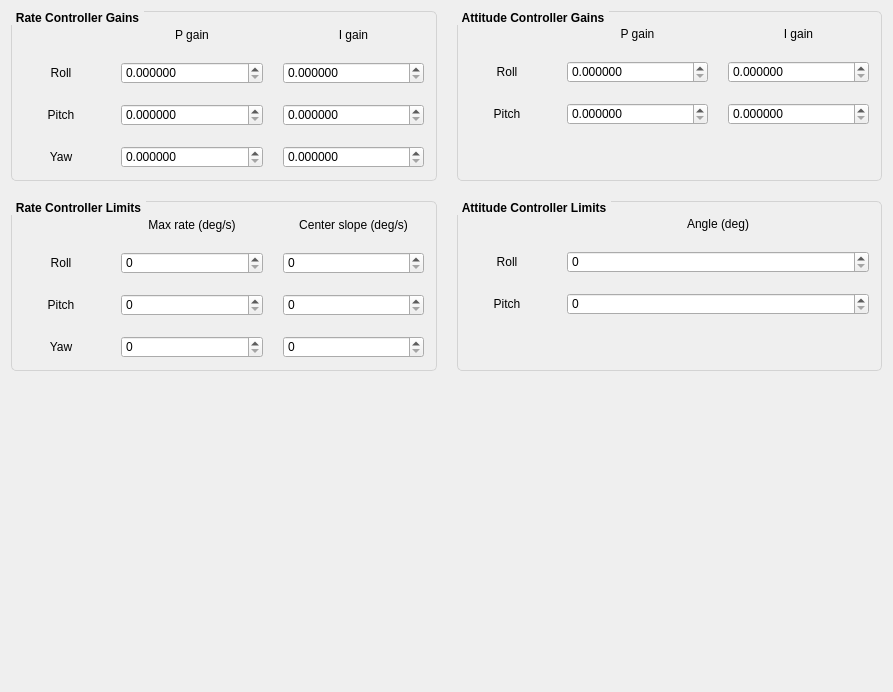
The window that ui_controller.ui (korken89/kfly_gui) describes before a commit, drawn with Qt 5.
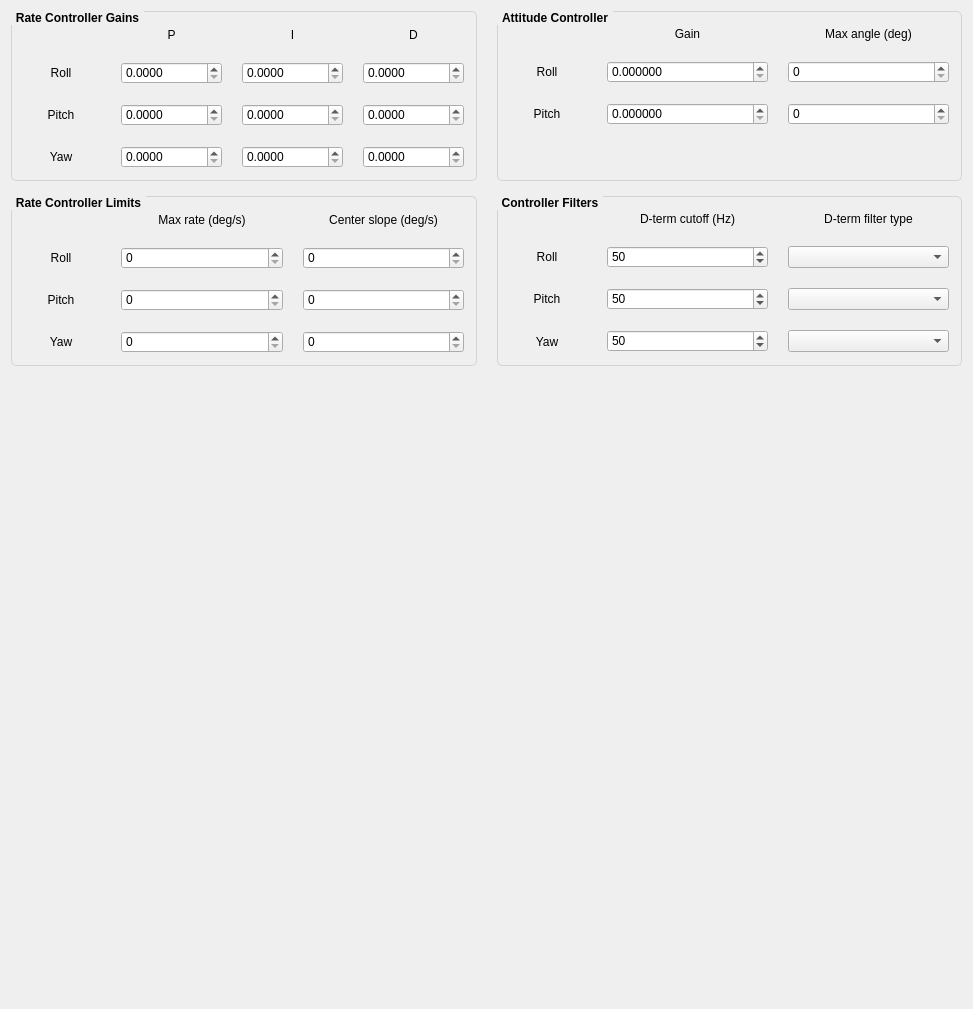
The same window after the commit. Custom widgets are drawn as their Qt base class.

Commit message: Added basic stuff for control filters

The edit to the form file:
```diff
--- a/ui_controller.ui
+++ b/ui_controller.ui
@@ -6,8 +6,8 @@
    <rect>
     <x>0</x>
     <y>0</y>
-    <width>893</width>
-    <height>692</height>
+    <width>973</width>
+    <height>1009</height>
    </rect>
   </property>
   <property name="windowTitle">
@@ -18,9 +18,35 @@
     <number>20</number>
    </property>
    <item>
-    <layout class="QHBoxLayout" name="horizontalLayout_8">
+    <layout class="QHBoxLayout" name="horizontalLayout_19">
+     <property name="leftMargin">
+      <number>0</number>
+     </property>
+     <property name="topMargin">
+      <number>0</number>
+     </property>
+     <property name="rightMargin">
+      <number>0</number>
+     </property>
+     <property name="bottomMargin">
+      <number>0</number>
+     </property>
+     <item>
+      <layout class="QVBoxLayout" name="verticalLayout_7">
      <property name="spacing">
-      <number>20</number>
+        <number>15</number>
+       </property>
+       <property name="leftMargin">
+        <number>0</number>
+       </property>
+       <property name="topMargin">
+        <number>0</number>
+       </property>
+       <property name="rightMargin">
+        <number>0</number>
+       </property>
+       <property name="bottomMargin">
+        <number>0</number>
      </property>
      <item>
       <widget class="QGroupBox" name="groupBox">
@@ -92,7 +118,7 @@
              </size>
             </property>
             <property name="text">
-             <string>P gain</string>
+               <string>P</string>
             </property>
             <property name="alignment">
              <set>Qt::AlignCenter</set>
@@ -108,7 +134,17 @@
              </size>
             </property>
             <property name="text">
-             <string>I gain</string>
+               <string>I</string>
+              </property>
+              <property name="alignment">
+               <set>Qt::AlignCenter</set>
+              </property>
+             </widget>
+            </item>
+            <item>
+             <widget class="QLabel" name="label_24">
+              <property name="text">
+               <string>D</string>
             </property>
             <property name="alignment">
              <set>Qt::AlignCenter</set>
@@ -138,7 +174,7 @@
           <item>
            <widget class="QDoubleSpinBox" name="spinRateRoll_p">
             <property name="decimals">
-             <number>6</number>
+               <number>4</number>
             </property>
             <property name="maximum">
              <double>100.000000000000000</double>
@@ -151,7 +187,20 @@
           <item>
            <widget class="QDoubleSpinBox" name="spinRateRoll_i">
             <property name="decimals">
-             <number>6</number>
+               <number>4</number>
+              </property>
+              <property name="maximum">
+               <double>100.000000000000000</double>
+              </property>
+              <property name="singleStep">
+               <double>0.001000000000000</double>
+              </property>
+             </widget>
+            </item>
+            <item>
+             <widget class="QDoubleSpinBox" name="doubleSpinBox">
+              <property name="decimals">
+               <number>4</number>
             </property>
             <property name="maximum">
              <double>100.000000000000000</double>
@@ -184,7 +233,7 @@
           <item>
            <widget class="QDoubleSpinBox" name="spinRatePitch_p">
             <property name="decimals">
-             <number>6</number>
+               <number>4</number>
             </property>
             <property name="maximum">
              <double>100.000000000000000</double>
@@ -197,7 +246,20 @@
           <item>
            <widget class="QDoubleSpinBox" name="spinRatePitch_i">
             <property name="decimals">
-             <number>6</number>
+               <number>4</number>
+              </property>
+              <property name="maximum">
+               <double>100.000000000000000</double>
+              </property>
+              <property name="singleStep">
+               <double>0.001000000000000</double>
+              </property>
+             </widget>
+            </item>
+            <item>
+             <widget class="QDoubleSpinBox" name="doubleSpinBox_2">
+              <property name="decimals">
+               <number>4</number>
             </property>
             <property name="maximum">
              <double>100.000000000000000</double>
@@ -230,7 +292,7 @@
           <item>
            <widget class="QDoubleSpinBox" name="spinRateYaw_p">
             <property name="decimals">
-             <number>6</number>
+               <number>4</number>
             </property>
             <property name="maximum">
              <double>100.000000000000000</double>
@@ -243,7 +305,7 @@
           <item>
            <widget class="QDoubleSpinBox" name="spinRateYaw_i">
             <property name="decimals">
-             <number>6</number>
+               <number>4</number>
             </property>
             <property name="maximum">
              <double>100.000000000000000</double>
@@ -253,125 +315,10 @@
             </property>
            </widget>
           </item>
-         </layout>
-        </item>
-       </layout>
-      </widget>
-     </item>
      <item>
-      <widget class="QGroupBox" name="groupBox_2">
-       <property name="maximumSize">
-        <size>
-         <width>16777215</width>
-         <height>16777215</height>
-        </size>
-       </property>
-       <property name="font">
-        <font>
-         <weight>75</weight>
-         <bold>true</bold>
-        </font>
-       </property>
-       <property name="styleSheet">
-        <string notr="true">QGroupBox { 
-  border: 1px solid lightgray; 
-  border-radius: 5px;
-  margin-top: 1ex;
-}
-
-QGroupBox::title {
-    subcontrol-origin: margin;
-    subcontrol-position: top left;
-    padding: 0 3px;
-}</string>
-       </property>
-       <property name="title">
-        <string>Attitude Controller Gains</string>
-       </property>
-       <layout class="QVBoxLayout" name="verticalLayout_2">
-        <property name="spacing">
-         <number>20</number>
-        </property>
-        <property name="topMargin">
-         <number>15</number>
-        </property>
-        <property name="rightMargin">
-         <number>12</number>
-        </property>
-        <property name="bottomMargin">
-         <number>12</number>
-        </property>
-        <item>
-         <layout class="QHBoxLayout" name="horizontalLayout_4">
-          <item>
-           <widget class="QLabel" name="label_10">
-            <property name="maximumSize">
-             <size>
-              <width>80</width>
-              <height>20</height>
-             </size>
-            </property>
-            <property name="text">
-             <string/>
-            </property>
-           </widget>
-          </item>
-          <item>
-           <widget class="QLabel" name="label_9">
-            <property name="maximumSize">
-             <size>
-              <width>16777215</width>
-              <height>20</height>
-             </size>
-            </property>
-            <property name="text">
-             <string>P gain</string>
-            </property>
-            <property name="alignment">
-             <set>Qt::AlignCenter</set>
-            </property>
-           </widget>
-          </item>
-          <item>
-           <widget class="QLabel" name="label_8">
-            <property name="maximumSize">
-             <size>
-              <width>16777215</width>
-              <height>20</height>
-             </size>
-            </property>
-            <property name="text">
-             <string>I gain</string>
-            </property>
-            <property name="alignment">
-             <set>Qt::AlignCenter</set>
-            </property>
-           </widget>
-          </item>
-         </layout>
-        </item>
-        <item>
-         <layout class="QHBoxLayout" name="horizontalLayout_5">
-          <item>
-           <widget class="QLabel" name="label_4">
-            <property name="maximumSize">
-             <size>
-              <width>80</width>
-              <height>16777215</height>
-             </size>
-            </property>
-            <property name="text">
-             <string>Roll</string>
-            </property>
-            <property name="alignment">
-             <set>Qt::AlignCenter</set>
-            </property>
-           </widget>
-          </item>
-          <item>
-           <widget class="QDoubleSpinBox" name="spinAttitudeRoll_p">
+             <widget class="QDoubleSpinBox" name="doubleSpinBox_3">
             <property name="decimals">
-             <number>6</number>
+               <number>4</number>
             </property>
             <property name="maximum">
              <double>100.000000000000000</double>
@@ -381,100 +328,11 @@
             </property>
            </widget>
           </item>
-          <item>
-           <widget class="QDoubleSpinBox" name="spinAttitudeRoll_i">
-            <property name="decimals">
-             <number>6</number>
-            </property>
-            <property name="maximum">
-             <double>100.000000000000000</double>
-            </property>
-            <property name="singleStep">
-             <double>0.001000000000000</double>
-            </property>
-           </widget>
-          </item>
-         </layout>
-        </item>
-        <item>
-         <layout class="QHBoxLayout" name="horizontalLayout_7">
-          <item>
-           <widget class="QLabel" name="label_11">
-            <property name="maximumSize">
-             <size>
-              <width>80</width>
-              <height>16777215</height>
-             </size>
-            </property>
-            <property name="text">
-             <string>Pitch</string>
-            </property>
-            <property name="alignment">
-             <set>Qt::AlignCenter</set>
-            </property>
-           </widget>
-          </item>
-          <item>
-           <widget class="QDoubleSpinBox" name="spinAttitudePitch_p">
-            <property name="decimals">
-             <number>6</number>
-            </property>
-            <property name="maximum">
-             <double>100.000000000000000</double>
-            </property>
-            <property name="singleStep">
-             <double>0.001000000000000</double>
-            </property>
-           </widget>
-          </item>
-          <item>
-           <widget class="QDoubleSpinBox" name="spinAttitudePitch_i">
-            <property name="decimals">
-             <number>6</number>
-            </property>
-            <property name="maximum">
-             <double>100.000000000000000</double>
-            </property>
-            <property name="singleStep">
-             <double>0.001000000000000</double>
-            </property>
-           </widget>
-          </item>
+           </layout>
+          </item>
          </layout>
-        </item>
-        <item>
-         <layout class="QHBoxLayout" name="horizontalLayout_9">
-          <item>
-           <widget class="QLabel" name="label_12">
-            <property name="minimumSize">
-             <size>
-              <width>0</width>
-              <height>23</height>
-             </size>
-            </property>
-            <property name="maximumSize">
-             <size>
-              <width>16777215</width>
-              <height>20</height>
-             </size>
-            </property>
-            <property name="text">
-             <string/>
-            </property>
-           </widget>
-          </item>
-         </layout>
-        </item>
-       </layout>
-      </widget>
-     </item>
-    </layout>
-   </item>
-   <item>
-    <layout class="QHBoxLayout" name="horizontalLayout_13">
-     <property name="spacing">
-      <number>20</number>
-     </property>
+        </widget>
+       </item>
      <item>
       <widget class="QGroupBox" name="groupBox_3">
        <property name="maximumSize">
@@ -690,6 +548,223 @@
        </layout>
       </widget>
      </item>
+      </layout>
+     </item>
+     <item>
+      <layout class="QVBoxLayout" name="verticalLayout_6">
+       <property name="spacing">
+        <number>15</number>
+       </property>
+       <property name="leftMargin">
+        <number>0</number>
+       </property>
+       <property name="topMargin">
+        <number>0</number>
+       </property>
+       <property name="rightMargin">
+        <number>0</number>
+       </property>
+       <property name="bottomMargin">
+        <number>0</number>
+       </property>
+       <item>
+        <widget class="QGroupBox" name="groupBox_2">
+         <property name="maximumSize">
+          <size>
+           <width>16777215</width>
+           <height>16777215</height>
+          </size>
+         </property>
+         <property name="font">
+          <font>
+           <weight>75</weight>
+           <bold>true</bold>
+          </font>
+         </property>
+         <property name="styleSheet">
+          <string notr="true">QGroupBox { 
+  border: 1px solid lightgray; 
+  border-radius: 5px;
+  margin-top: 1ex;
+}
+
+QGroupBox::title {
+    subcontrol-origin: margin;
+    subcontrol-position: top left;
+    padding: 0 3px;
+}</string>
+         </property>
+         <property name="title">
+          <string>Attitude Controller</string>
+         </property>
+         <layout class="QVBoxLayout" name="verticalLayout_2">
+          <property name="spacing">
+           <number>20</number>
+          </property>
+          <property name="topMargin">
+           <number>15</number>
+          </property>
+          <property name="rightMargin">
+           <number>12</number>
+          </property>
+          <property name="bottomMargin">
+           <number>12</number>
+          </property>
+          <item>
+           <layout class="QHBoxLayout" name="horizontalLayout_4">
+            <item>
+             <widget class="QLabel" name="label_10">
+              <property name="maximumSize">
+               <size>
+                <width>80</width>
+                <height>20</height>
+               </size>
+              </property>
+              <property name="text">
+               <string/>
+              </property>
+             </widget>
+            </item>
+            <item>
+             <widget class="QLabel" name="label_9">
+              <property name="maximumSize">
+               <size>
+                <width>16777215</width>
+                <height>20</height>
+               </size>
+              </property>
+              <property name="text">
+               <string>Gain</string>
+              </property>
+              <property name="alignment">
+               <set>Qt::AlignCenter</set>
+              </property>
+             </widget>
+            </item>
+            <item>
+             <widget class="QLabel" name="label_18">
+              <property name="maximumSize">
+               <size>
+                <width>16777215</width>
+                <height>20</height>
+               </size>
+              </property>
+              <property name="text">
+               <string>Max angle (deg)</string>
+              </property>
+              <property name="alignment">
+               <set>Qt::AlignCenter</set>
+              </property>
+             </widget>
+            </item>
+           </layout>
+          </item>
+          <item>
+           <layout class="QHBoxLayout" name="horizontalLayout_5">
+            <item>
+             <widget class="QLabel" name="label_4">
+              <property name="maximumSize">
+               <size>
+                <width>80</width>
+                <height>16777215</height>
+               </size>
+              </property>
+              <property name="text">
+               <string>Roll</string>
+              </property>
+              <property name="alignment">
+               <set>Qt::AlignCenter</set>
+              </property>
+             </widget>
+            </item>
+            <item>
+             <widget class="QDoubleSpinBox" name="spinAttitudeRoll_p">
+              <property name="decimals">
+               <number>6</number>
+              </property>
+              <property name="maximum">
+               <double>100.000000000000000</double>
+              </property>
+              <property name="singleStep">
+               <double>0.001000000000000</double>
+              </property>
+             </widget>
+            </item>
+            <item>
+             <widget class="QSpinBox" name="spinLimitAttitudeRoll">
+              <property name="maximum">
+               <number>50</number>
+              </property>
+             </widget>
+            </item>
+           </layout>
+          </item>
+          <item>
+           <layout class="QHBoxLayout" name="horizontalLayout_7">
+            <item>
+             <widget class="QLabel" name="label_11">
+              <property name="maximumSize">
+               <size>
+                <width>80</width>
+                <height>16777215</height>
+               </size>
+              </property>
+              <property name="text">
+               <string>Pitch</string>
+              </property>
+              <property name="alignment">
+               <set>Qt::AlignCenter</set>
+              </property>
+             </widget>
+            </item>
+            <item>
+             <widget class="QDoubleSpinBox" name="spinAttitudePitch_p">
+              <property name="decimals">
+               <number>6</number>
+              </property>
+              <property name="maximum">
+               <double>100.000000000000000</double>
+              </property>
+              <property name="singleStep">
+               <double>0.001000000000000</double>
+              </property>
+             </widget>
+            </item>
+            <item>
+             <widget class="QSpinBox" name="spinLimitAttitudePitch">
+              <property name="maximum">
+               <number>50</number>
+              </property>
+             </widget>
+            </item>
+           </layout>
+          </item>
+          <item>
+           <layout class="QHBoxLayout" name="horizontalLayout_9">
+            <item>
+             <widget class="QLabel" name="label_12">
+              <property name="minimumSize">
+               <size>
+                <width>0</width>
+                <height>23</height>
+               </size>
+              </property>
+              <property name="maximumSize">
+               <size>
+                <width>16777215</width>
+                <height>20</height>
+               </size>
+              </property>
+              <property name="text">
+               <string/>
+              </property>
+             </widget>
+            </item>
+           </layout>
+          </item>
+         </layout>
+        </widget>
+       </item>
      <item>
       <widget class="QGroupBox" name="groupBox_4">
        <property name="font">
@@ -712,7 +787,7 @@
 }</string>
        </property>
        <property name="title">
-        <string>Attitude Controller Limits</string>
+          <string>Controller Filters</string>
        </property>
        <layout class="QVBoxLayout" name="verticalLayout_5">
         <property name="spacing">
@@ -743,15 +818,19 @@
            </widget>
           </item>
           <item>
-           <widget class="QLabel" name="label_18">
-            <property name="maximumSize">
-             <size>
-              <width>16777215</width>
-              <height>20</height>
-             </size>
-            </property>
+             <widget class="QLabel" name="label_8">
+              <property name="text">
+               <string>D-term cutoff (Hz)</string>
+              </property>
+              <property name="alignment">
+               <set>Qt::AlignCenter</set>
+              </property>
+             </widget>
+            </item>
+            <item>
+             <widget class="QLabel" name="label_25">
             <property name="text">
-             <string>Angle (deg)</string>
+               <string>D-term filter type</string>
             </property>
             <property name="alignment">
              <set>Qt::AlignCenter</set>
@@ -779,12 +858,21 @@
            </widget>
           </item>
           <item>
-           <widget class="QSpinBox" name="spinLimitAttitudeRoll">
+             <widget class="QSpinBox" name="spinDtermCutoffRoll">
+              <property name="minimum">
+               <number>10</number>
+              </property>
             <property name="maximum">
+               <number>300</number>
+              </property>
+              <property name="value">
              <number>50</number>
             </property>
            </widget>
           </item>
+            <item>
+             <widget class="QComboBox" name="comboDtermFilterTypeRoll"/>
+            </item>
          </layout>
         </item>
         <item>
@@ -806,12 +894,21 @@
            </widget>
           </item>
           <item>
-           <widget class="QSpinBox" name="spinLimitAttitudePitch">
+             <widget class="QSpinBox" name="spinDtermCutoffPitch">
+              <property name="minimum">
+               <number>10</number>
+              </property>
             <property name="maximum">
+               <number>300</number>
+              </property>
+              <property name="value">
              <number>50</number>
             </property>
            </widget>
           </item>
+            <item>
+             <widget class="QComboBox" name="comboDtermFilterTypePitch"/>
+            </item>
          </layout>
         </item>
         <item>
@@ -831,7 +928,7 @@
              </size>
             </property>
             <property name="text">
-             <string/>
+               <string>Yaw</string>
             </property>
             <property name="alignment">
              <set>Qt::AlignCenter</set>
@@ -839,22 +936,27 @@
            </widget>
           </item>
           <item>
-           <widget class="QLabel" name="label_24">
-            <property name="maximumSize">
-             <size>
-              <width>16777215</width>
-              <height>20</height>
-             </size>
-            </property>
-            <property name="text">
-             <string/>
-            </property>
-           </widget>
-          </item>
+             <widget class="QSpinBox" name="spinDtermCutoffYaw">
+              <property name="minimum">
+               <number>10</number>
+              </property>
+              <property name="maximum">
+               <number>300</number>
+              </property>
+              <property name="value">
+               <number>50</number>
+              </property>
+             </widget>
+            </item>
+            <item>
+             <widget class="QComboBox" name="comboDtermFilterTypeYaw"/>
+            </item>
          </layout>
         </item>
        </layout>
       </widget>
+       </item>
+      </layout>
      </item>
     </layout>
    </item>
```
Lines whose indentation alone changed are shown as unchanged. The commit also changes 4 other files.
